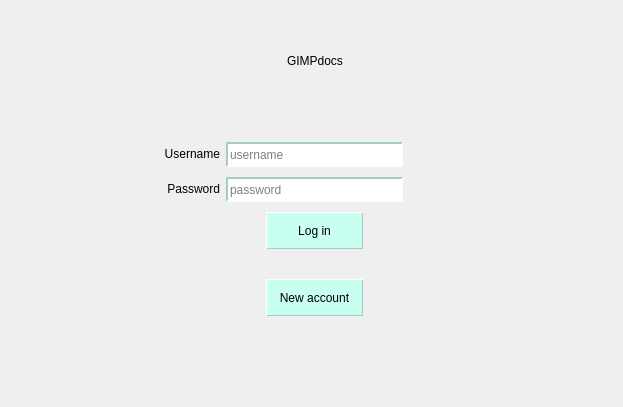
This is CLIENT/GUI/ui/gui_login.ui in GiuliCler/GIMPteam as Qt 5 draws it before an edit. The edited form follows.
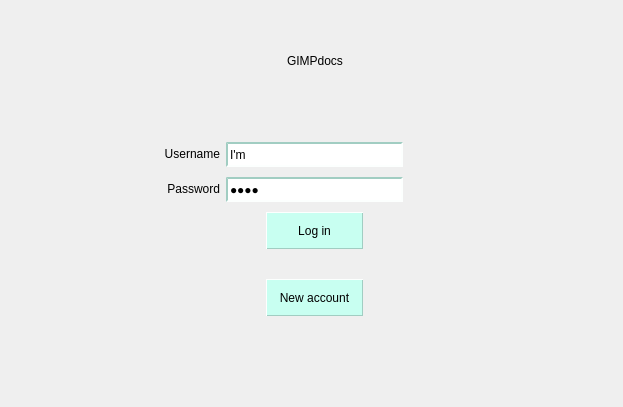
This is the edited form.

```diff
--- a/CLIENT/GUI/ui/gui_login.ui
+++ b/CLIENT/GUI/ui/gui_login.ui
@@ -89,7 +89,7 @@
       </size>
      </property>
      <property name="text">
-      <string/>
+      <string>I'm</string>
      </property>
      <property name="placeholderText">
       <string>username</string>
@@ -105,7 +105,7 @@
       </size>
      </property>
      <property name="text">
-      <string/>
+      <string>lazy</string>
      </property>
      <property name="echoMode">
       <enum>QLineEdit::Password</enum>
```
